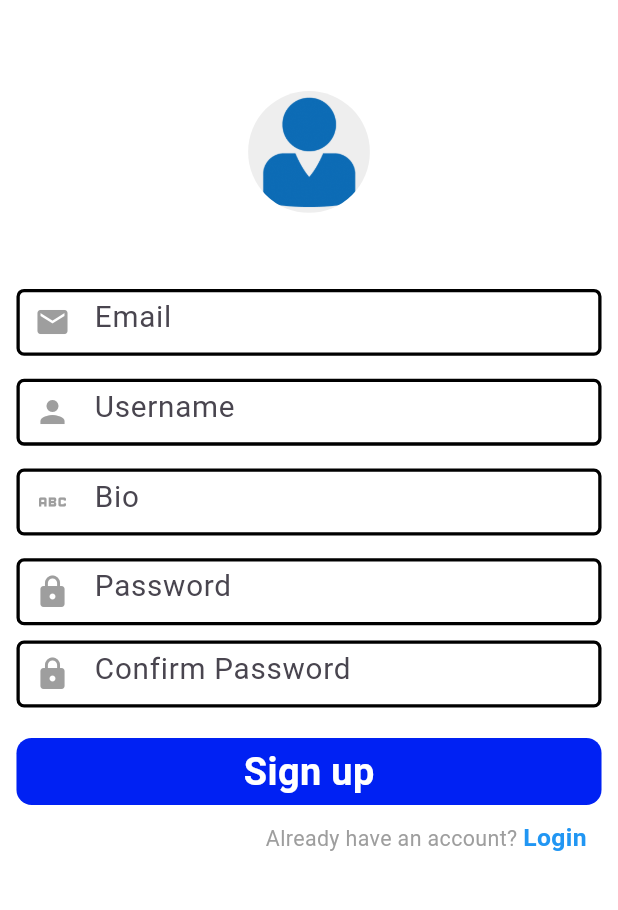
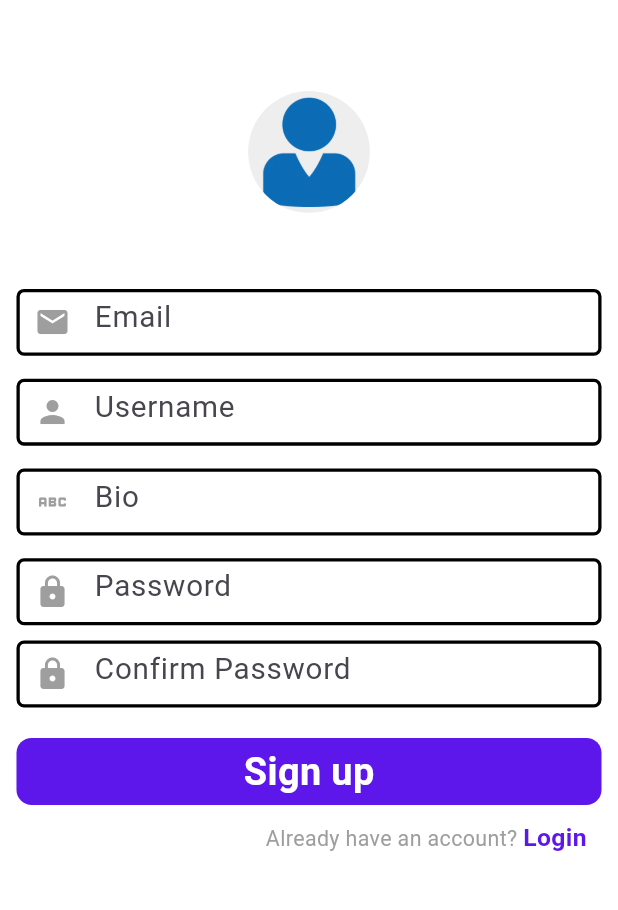
Before and after one commit to asgerami/gibibooks, a Flutter app: the screen it shows after launch, after a tap on "Sign up", on a phone screen of 412 x 824 dp, the part 106-1016 px from its top. Run offline on Flutter 3.47's test engine with Material 3 defaults, Android fonts, the light colour scheme and no system bars; our stand-ins replace flutter_screenutil.

Commit message:
color correction of buttons

```diff
--- a/lib/screen/login_screen.dart
+++ b/lib/screen/login_screen.dart
@@ -63,7 +63,7 @@ class _LoginScreenState extends State<LoginScreen> {
               "Sign up ",
               style: TextStyle(
                   fontSize: 15.sp,
-                  color: Colors.blue,
+                  color: const Color.fromRGBO(94, 23, 235, 1),
                   fontWeight: FontWeight.bold),
             ),
           ),
@@ -80,7 +80,7 @@ class _LoginScreenState extends State<LoginScreen> {
         width: double.infinity,
         height: 44.h,
         decoration: BoxDecoration(
-          color: const Color.fromRGBO(0, 33, 243, 04),
+          color: const Color.fromRGBO(94, 23, 235, 1),
           borderRadius: BorderRadius.circular(10.r),
         ),
         child: Text(
@@ -100,7 +100,9 @@ class _LoginScreenState extends State<LoginScreen> {
       child: Text(
         'Forgot your Password?',
         style: TextStyle(
-            fontSize: 13.sp, color: Colors.blue, fontWeight: FontWeight.bold),
+            fontSize: 13.sp,
+            color: const Color.fromRGBO(94, 23, 235, 1),
+            fontWeight: FontWeight.bold),
       ),
     );
   }
--- a/lib/screen/signup_screen.dart
+++ b/lib/screen/signup_screen.dart
@@ -80,7 +80,7 @@ class _SignupScreenState extends State<SignupScreen> {
               "Login ",
               style: TextStyle(
                   fontSize: 15.sp,
-                  color: Colors.blue,
+                  color: const Color.fromRGBO(94, 23, 235, 1),
                   fontWeight: FontWeight.bold),
             ),
           ),
@@ -97,7 +97,7 @@ class _SignupScreenState extends State<SignupScreen> {
         width: double.infinity,
         height: 44.h,
         decoration: BoxDecoration(
-          color: const Color.fromRGBO(0, 33, 243, 04),
+          color: const Color.fromRGBO(94, 23, 235, 1),
           borderRadius: BorderRadius.circular(10.r),
         ),
         child: Text(
```
